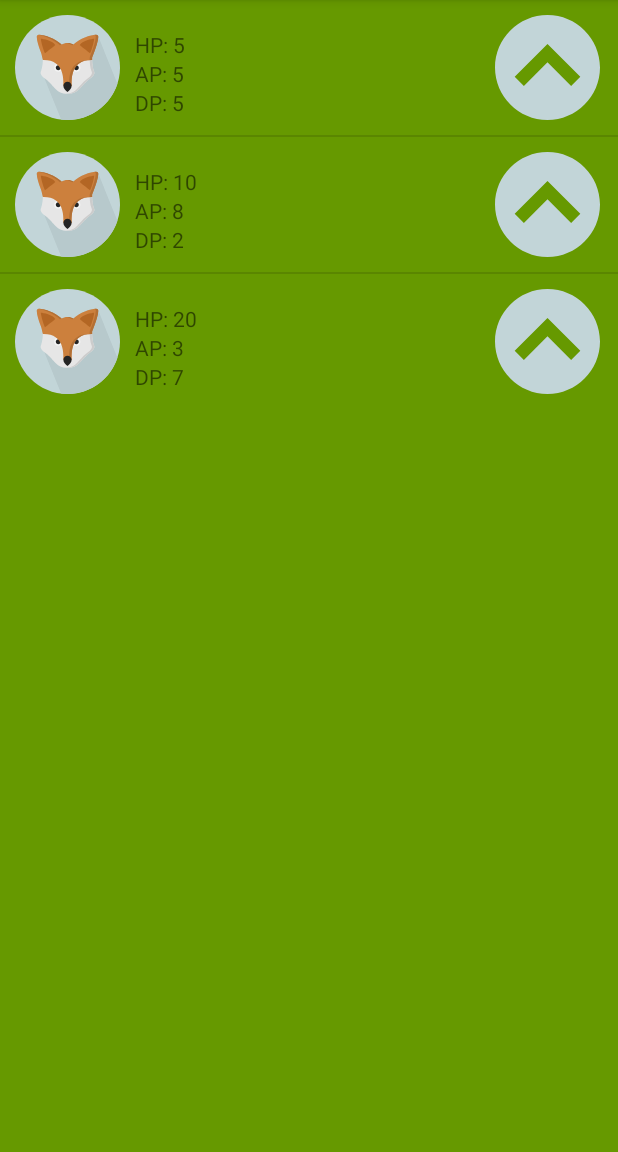
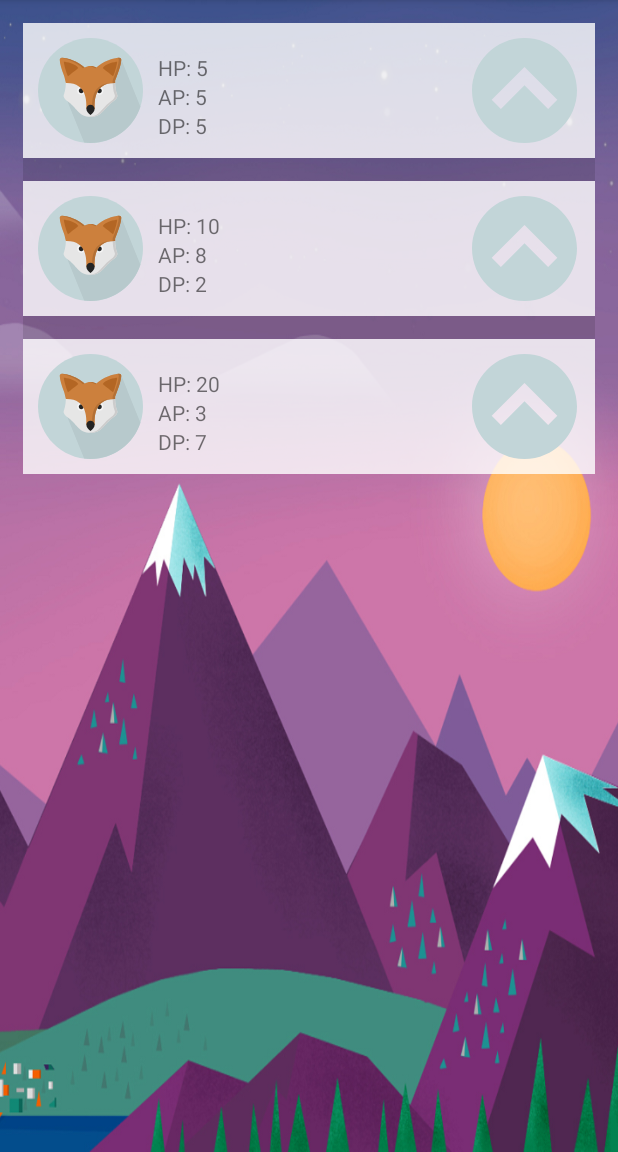
Before and after one commit to greenfox-zerda-raptors/peridot-coz-android, an Android app: the KingdomOverviewFragment screen opened directly, with no data from a screen before it, in the side drawer, after a tap on "Troops", on a phone screen of 412 x 824 dp, the part 84-1236 px from its top. Run offline under Robolectric (Android 15) with nearby library versions, the phone set to English and light mode, and no system bars; our stand-ins replace Dagger/Hilt's generated code; 1 statement that could not run was skipped.

Commit message:
more layout stuff (background)

```diff
--- a/app/src/main/java/com/greenfox/peridot/peridot_coz_android/adapter/BuildingAdapter.java
+++ b/app/src/main/java/com/greenfox/peridot/peridot_coz_android/adapter/BuildingAdapter.java
@@ -7,6 +7,8 @@
 import android.widget.ArrayAdapter;
 import android.widget.ImageView;
 import android.widget.TextView;
+import android.widget.Toast;
+
 import com.greenfox.peridot.peridot_coz_android.R;
 import com.greenfox.peridot.peridot_coz_android.model.pojo.Building;
 import java.util.ArrayList;
@@ -36,4 +38,5 @@
         return convertView;
     }
 
+
 }
--- a/app/src/main/java/com/greenfox/peridot/peridot_coz_android/fragment/BuildingsOverviewFragment.java
+++ b/app/src/main/java/com/greenfox/peridot/peridot_coz_android/fragment/BuildingsOverviewFragment.java
@@ -9,7 +9,10 @@
 import android.view.ViewGroup;
 import android.view.animation.Animation;
 import android.view.animation.AnimationUtils;
+import android.widget.ImageView;
 import android.widget.ListView;
+import android.widget.Toast;
+
 import com.greenfox.peridot.peridot_coz_android.R;
 import com.greenfox.peridot.peridot_coz_android.adapter.BuildingAdapter;
 import com.greenfox.peridot.peridot_coz_android.dagger.DaggerMainActivityComponent;
@@ -87,5 +90,4 @@
         });
         return contentView;
     }
-
 }
--- a/app/src/main/res/layout/activity_login.xml
+++ b/app/src/main/res/layout/activity_login.xml
@@ -2,7 +2,7 @@
 <RelativeLayout xmlns:android="http://schemas.android.com/apk/res/android"
     android:layout_width="match_parent"
     android:layout_height="match_parent"
-    android:background="@android:color/holo_purple">
+    android:background="@drawable/background">
 
     <EditText
         android:id="@+id/loginName"
--- a/app/src/main/res/layout/activity_main_fragment_container.xml
+++ b/app/src/main/res/layout/activity_main_fragment_container.xml
@@ -12,7 +12,7 @@
     app:layout_behavior="@string/appbar_scrolling_view_behavior"
     tools:context="com.greenfox.peridot.peridot_coz_android.activity.MainActivity"
     tools:showIn="@layout/activity_main_toolbar_layout"
-    android:background="@android:color/holo_purple" >
+    android:background="@drawable/background">
 
     <FrameLayout
         android:id="@+id/content_frame"
--- a/app/src/main/res/layout/activity_register.xml
+++ b/app/src/main/res/layout/activity_register.xml
@@ -3,7 +3,7 @@
     android:orientation="vertical" android:layout_width="match_parent"
     android:layout_height="match_parent"
     android:weightSum="1"
-    android:background="@android:color/holo_purple">
+    android:background="@drawable/background">
 
     <EditText
         android:hint="Enter your username"
--- a/app/src/main/res/layout/battle_overview_layout.xml
+++ b/app/src/main/res/layout/battle_overview_layout.xml
@@ -1,7 +1,6 @@
 <?xml version="1.0" encoding="utf-8"?>
 <RelativeLayout xmlns:android="http://schemas.android.com/apk/res/android"
-    android:layout_width="match_parent" android:layout_height="match_parent"
-    android:background="@android:color/holo_purple"  >
+    android:layout_width="match_parent" android:layout_height="match_parent" >
 
     <TextView
         android:text="This will be the BATTLE overview."
--- a/app/src/main/res/layout/buildings_overview_layout.xml
+++ b/app/src/main/res/layout/buildings_overview_layout.xml
@@ -3,7 +3,7 @@
     xmlns:app="http://schemas.android.com/apk/res-auto"
     android:layout_width="match_parent"
     android:layout_height="match_parent"
-    android:padding="15dp">
+    android:padding="15dp" >
 
     <ListView
         android:id="@+id/listViewBuilding"
--- a/app/src/main/res/layout/buildings_overview_listitem.xml
+++ b/app/src/main/res/layout/buildings_overview_listitem.xml
@@ -34,6 +34,6 @@
         android:layout_width="70dp"
         android:layout_height="70dp"
         android:src="@drawable/up_arrow"
-        android:id="@+id/update"
-        android:layout_gravity="end"/>
+        android:id="@+id/upgrade"
+        android:layout_gravity="end" />
 </LinearLayout>
--- a/app/src/main/res/layout/kingdom_overview_layout.xml
+++ b/app/src/main/res/layout/kingdom_overview_layout.xml
@@ -2,8 +2,7 @@
 <RelativeLayout xmlns:android="http://schemas.android.com/apk/res/android"
     xmlns:card_view="http://schemas.android.com/apk/res-auto"
     xmlns:tools="http://schemas.android.com/tools"
-    android:layout_width="match_parent" android:layout_height="match_parent"
-    android:background="@android:color/holo_purple">
+    android:layout_width="match_parent" android:layout_height="match_parent" >
 
     <android.support.v7.widget.CardView
         card_view:cardBackgroundColor="#CCFFFFFF"
--- a/app/src/main/res/layout/resources_overview_layout.xml
+++ b/app/src/main/res/layout/resources_overview_layout.xml
@@ -1,7 +1,6 @@
 <?xml version="1.0" encoding="utf-8"?>
 <RelativeLayout xmlns:android="http://schemas.android.com/apk/res/android"
-    android:layout_width="match_parent" android:layout_height="match_parent"
-    android:background="@android:color/holo_purple"  >
+    android:layout_width="match_parent" android:layout_height="match_parent" >
 
     <ListView
         android:layout_width="match_parent"
--- a/app/src/main/res/layout/troops_overview_layout.xml
+++ b/app/src/main/res/layout/troops_overview_layout.xml
@@ -3,13 +3,14 @@
     xmlns:app="http://schemas.android.com/apk/res-auto"
     android:layout_width="match_parent"
     android:layout_height="match_parent"
-    android:background="@android:color/holo_green_dark">
+    android:padding="15dp" >
 
     <ListView
         android:id="@+id/troopsList"
         android:layout_width="match_parent"
         android:layout_height="wrap_content"
-        android:layout_alignParentTop="true">
+        android:layout_alignParentTop="true"
+        android:dividerHeight="15dp" >
     </ListView>
 
 </RelativeLayout>
--- a/app/src/main/res/layout/troops_overview_listitem.xml
+++ b/app/src/main/res/layout/troops_overview_listitem.xml
@@ -5,7 +5,8 @@
     android:layout_width="match_parent"
     android:layout_height="match_parent"
     android:padding="10dp"
-    android:weightSum="1">
+    android:weightSum="1"
+    android:background="#CCFFFFFF" >
 
     <ImageView
         android:layout_width="70dp"
@@ -44,7 +45,7 @@
         android:layout_width="70dp"
         android:layout_height="70dp"
         android:src="@drawable/up_arrow"
-        android:id="@+id/update"
+        android:id="@+id/upgrade"
         android:layout_gravity="end"/>
 
 </LinearLayout>
```
Also changed, not shown: app/src/main/res/drawable/background.png.
